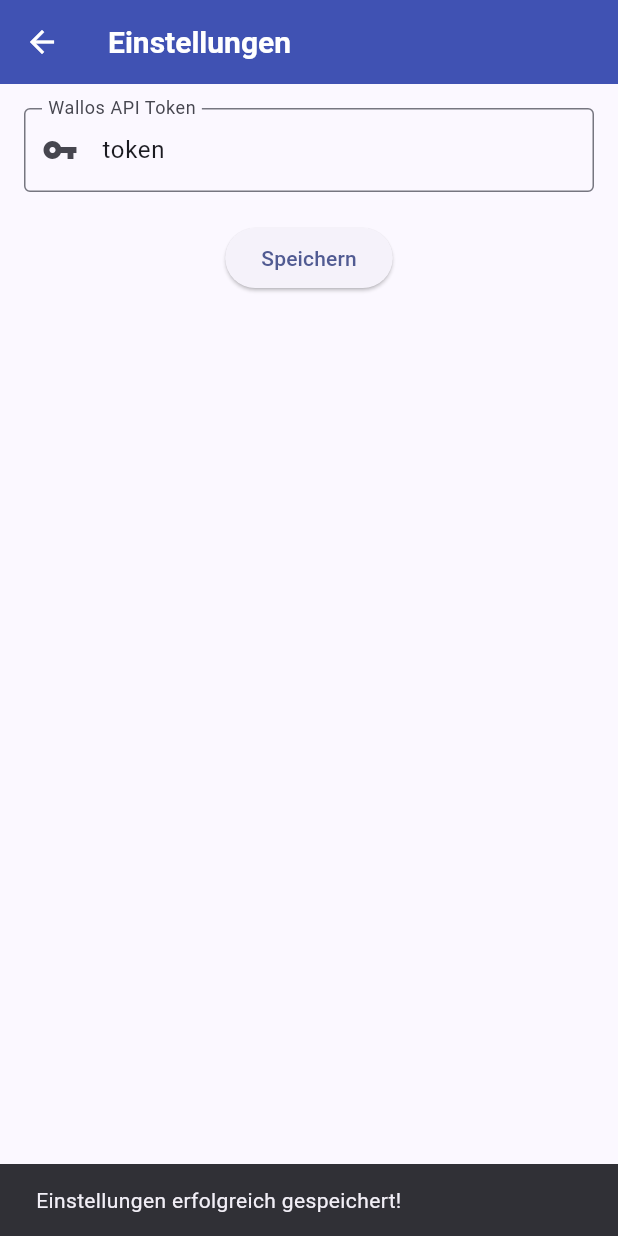
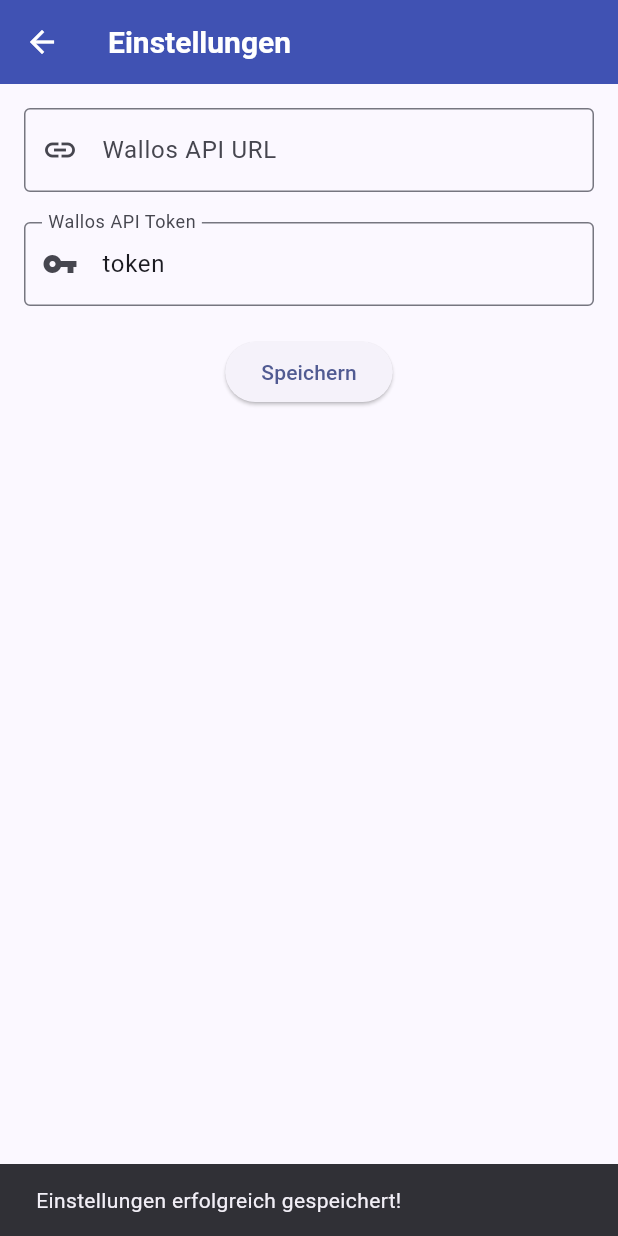
Before and after one commit to danielstirnemann/Wallos_Mobile, a Flutter app: the SettingsPage screen opened directly, after a tap on "Speichern", on a phone screen of 412 x 824 dp. Run offline on Flutter 3.47's test engine with Material 3 defaults, Android fonts, the phone set to English and light mode, and no system bars; our stand-ins replace flutter_riverpod, shared_preferences; accounts and stored records are empty.

Commit message:
Settings API URL

```diff
--- a/lib/settings_page.dart
+++ b/lib/settings_page.dart
@@ -10,25 +10,34 @@
 
 class _SettingsPageState extends State<SettingsPage> {
   final TextEditingController _tokenController = TextEditingController();
+  final TextEditingController _urlController = TextEditingController();
 
   @override
   void initState() {
     super.initState();
-    _loadToken(); // 2. Beim Start Token laden
+    _loadSettings();
+  }
+  @override
+  void dispose() {
+    _tokenController.dispose();
+    _urlController.dispose();
+    super.dispose();
   }
 
-  // Laden des Tokens
-  Future<void> _loadToken() async {
+  // Laden der Einstellungen
+  Future<void> _loadSettings() async {
     final prefs = await SharedPreferences.getInstance();
     setState(() {
       _tokenController.text = prefs.getString('wallos_api_token') ?? '';
+      _urlController.text = prefs.getString('wallos_api_url') ?? '';
     });
   }
 
   // Speichern des Tokens
   Future<void> _saveSettings() async {
     final prefs = await SharedPreferences.getInstance();
-    await prefs.setString('wallos_api_token', _tokenController.text); // 3. Speichern
+    await prefs.setString('wallos_api_token', _tokenController.text);
+    await prefs.setString('wallos_api_url', _urlController.text);
 
     if (!mounted) return;
     ScaffoldMessenger.of(context).showSnackBar(
@@ -44,6 +53,16 @@
         padding: const EdgeInsets.all(16.0),
         child: Column(
           children: [
+            TextField(
+              controller: _urlController,
+              decoration: const InputDecoration(
+                labelText: 'Wallos API URL',
+                border: OutlineInputBorder(),
+                prefixIcon: Icon(Icons.link),
+              ),
+              keyboardType: TextInputType.url,
+            ),
+            const SizedBox(height: 20),
             TextField(
               controller: _tokenController,
               decoration: const InputDecoration(
```
